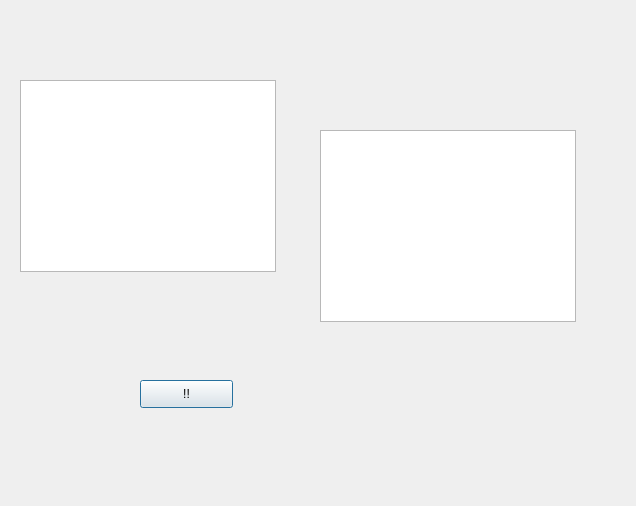
Qt form secdialog.ui (CAU-OSS-2019/team-project-team17) before a commit.
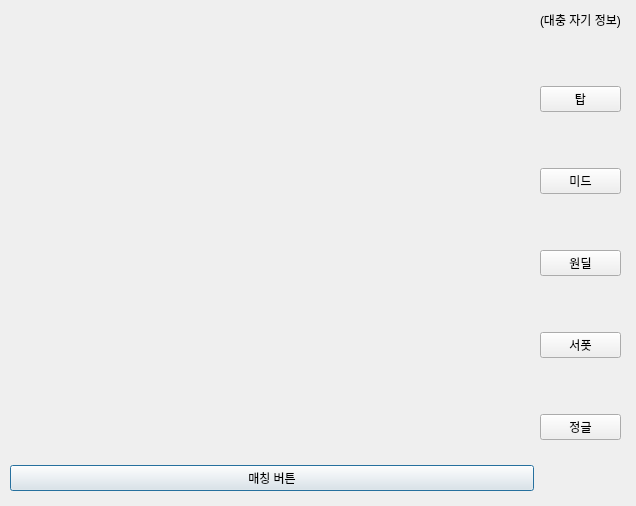
The same form after that commit.

The edit to the form file:
```diff
--- a/secdialog.ui
+++ b/secdialog.ui
@@ -13,38 +13,100 @@
   <property name="windowTitle">
    <string>Dialog</string>
   </property>
-  <widget class="QTableView" name="tableView">
+  <widget class="QWidget" name="gridLayoutWidget">
    <property name="geometry">
     <rect>
-     <x>20</x>
-     <y>80</y>
-     <width>256</width>
-     <height>192</height>
+     <x>10</x>
+     <y>10</y>
+     <width>611</width>
+     <height>481</height>
     </rect>
    </property>
-  </widget>
-  <widget class="QListView" name="listView">
-   <property name="geometry">
-    <rect>
-     <x>320</x>
-     <y>130</y>
-     <width>256</width>
-     <height>192</height>
-    </rect>
-   </property>
-  </widget>
-  <widget class="QPushButton" name="pushButton">
-   <property name="geometry">
-    <rect>
-     <x>140</x>
-     <y>380</y>
-     <width>93</width>
-     <height>28</height>
-    </rect>
-   </property>
-   <property name="text">
-    <string>!!</string>
-   </property>
+   <layout class="QGridLayout" name="gridLayout">
+    <item row="0" column="1">
+     <widget class="QLabel" name="label">
+      <property name="text">
+       <string>(대충 자기 정보)</string>
+      </property>
+     </widget>
+    </item>
+    <item row="0" column="0">
+     <spacer name="horizontalSpacer">
+      <property name="orientation">
+       <enum>Qt::Horizontal</enum>
+      </property>
+      <property name="sizeHint" stdset="0">
+       <size>
+        <width>40</width>
+        <height>20</height>
+       </size>
+      </property>
+     </spacer>
+    </item>
+    <item row="3" column="0">
+     <layout class="QVBoxLayout" name="verticalLayout">
+      <item>
+       <spacer name="verticalSpacer_2">
+        <property name="orientation">
+         <enum>Qt::Vertical</enum>
+        </property>
+        <property name="sizeHint" stdset="0">
+         <size>
+          <width>20</width>
+          <height>40</height>
+         </size>
+        </property>
+       </spacer>
+      </item>
+      <item>
+       <widget class="QPushButton" name="pushButton">
+        <property name="text">
+         <string>매칭 버튼</string>
+        </property>
+       </widget>
+      </item>
+     </layout>
+    </item>
+    <item row="3" column="1">
+     <layout class="QVBoxLayout" name="verticalLayout_3">
+      <item>
+       <widget class="QPushButton" name="pushButton_3">
+        <property name="text">
+         <string>탑</string>
+        </property>
+       </widget>
+      </item>
+      <item>
+       <widget class="QPushButton" name="pushButton_4">
+        <property name="text">
+         <string>미드</string>
+        </property>
+       </widget>
+      </item>
+      <item>
+       <widget class="QPushButton" name="pushButton_2">
+        <property name="text">
+         <string>원딜</string>
+        </property>
+       </widget>
+      </item>
+      <item>
+       <widget class="QPushButton" name="pushButton_5">
+        <property name="text">
+         <string>서폿</string>
+        </property>
+       </widget>
+      </item>
+      <item>
+       <widget class="QPushButton" name="pushButton_6">
+        <property name="text">
+         <string>정글</string>
+        </property>
+       </widget>
+      </item>
+     </layout>
+    </item>
+   </layout>
   </widget>
  </widget>
  <resources/>
```
